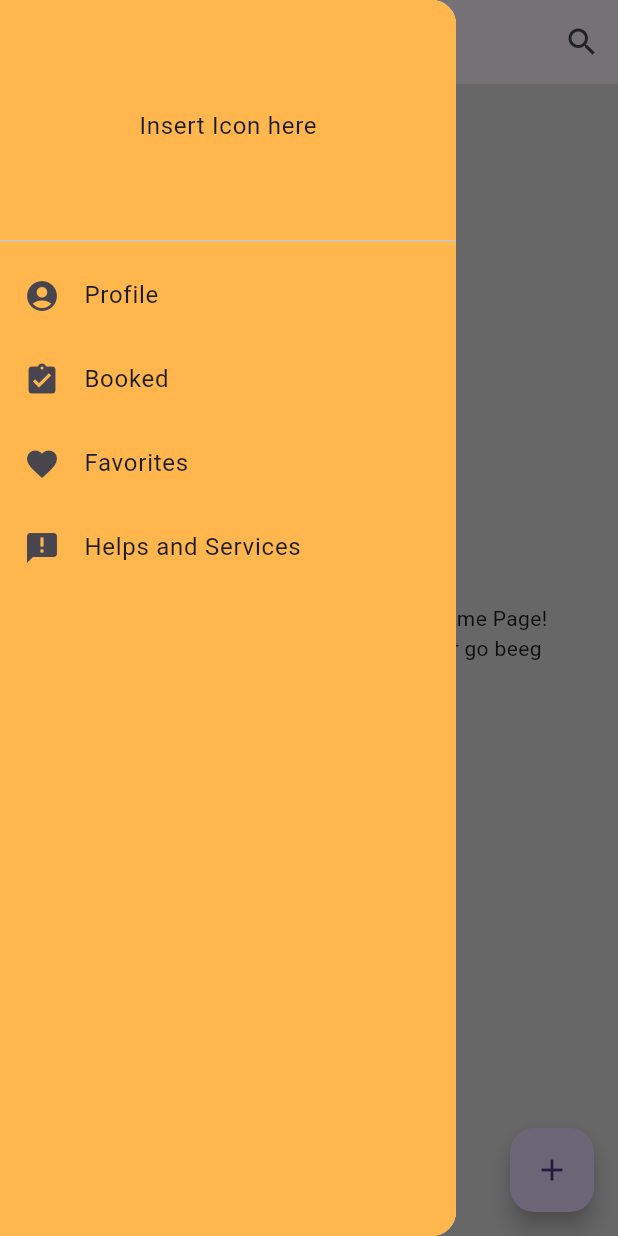
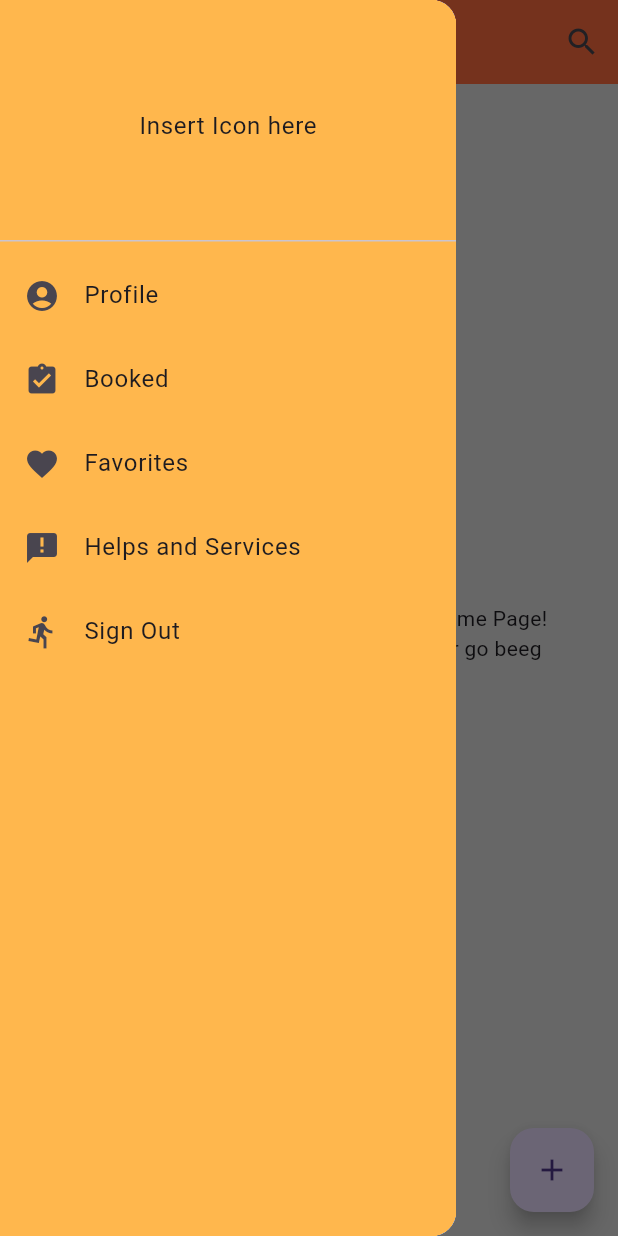
Before and after one commit to NazimRaianKhan/Hotel-Khujo, a Flutter app: the MyHomePage screen opened directly, with the side drawer open, on a phone screen of 412 x 824 dp. Run offline on Flutter 3.47's test engine with Material 3 defaults, Android fonts, the phone set to English and light mode, and no system bars; our stand-ins replace animated_splash_screen, firebase_auth, firebase_core, get, page_transition; accounts and stored records are empty.

Commit message:
Sign Out Option

```diff
--- a/lib/MyHomePage.dart
+++ b/lib/MyHomePage.dart
@@ -36,6 +36,7 @@ class _MyHomePageState extends State<MyHomePage> {
       backgroundColor: Colors.grey[300],
       appBar: AppBar(
         title: Text(widget.title),
+        backgroundColor: Colors.deepOrangeAccent,
         actions: [
           IconButton(
               onPressed: () {
@@ -76,6 +77,13 @@ class _MyHomePageState extends State<MyHomePage> {
                   onTap: () {
                     a.getToHelpPage();
                   }, //Help Page
+                ),
+                ListTile(
+                  leading: Icon(Icons.directions_run),
+                  title: Text("Sign Out"),
+                  onTap: () {
+                    a.getToLoginPage();
+                  }, // Sign Out
                 ),
               ],
             )),
--- a/lib/MyHomePageC.dart
+++ b/lib/MyHomePageC.dart
@@ -2,6 +2,7 @@ import 'package:flutter/material.dart';
 import 'package:get/get.dart';
 import 'package:hotel_khujo/Pages/profile.dart';
 
+import 'Login.dart';
 import 'Pages/help.dart';
 
 class MyHomePageC extends GetxController{
@@ -18,4 +19,10 @@ class MyHomePageC extends GetxController{
     duration: Durations.long1,
   );
 
+  getToLoginPage() => Get.offAll(
+        ()=>const Login(),
+    transition: Transition.rightToLeft,
+    duration: Durations.extralong1,
+  );
+
 }
--- a/lib/Pages/help.dart
+++ b/lib/Pages/help.dart
@@ -77,6 +77,13 @@ class _HelpPageState extends State<HelpPage> {
                   leading: Icon(Icons.favorite_outlined),
                   title: Text("Favorites"),
                   onTap: () {}, //Favorite Page
+                ),
+                ListTile(
+                  leading: Icon(Icons.directions_run),
+                  title: Text("Sign Out"),
+                  onTap: () {
+                    a.getToLoginPage();
+                  }, // Sign Out
                 ),
               ],
             )),
--- a/lib/Pages/profile.dart
+++ b/lib/Pages/profile.dart
@@ -81,6 +81,13 @@ class _ProfilePageState extends State<ProfilePage> {
                     a.getToHelpPage();
                   }, //Help Page
                 ),
+                ListTile(
+                  leading: Icon(Icons.directions_run),
+                  title: Text("Sign Out"),
+                  onTap: () {
+                    a.getToLoginPage();
+                  }, // Sign Out
+                ),
               ],
             )),
       ),
```
Also changed, not shown: lib/Pages/HelpC.dart (+8 -0 lines), lib/Pages/profileC.dart (+8 -0 lines).
